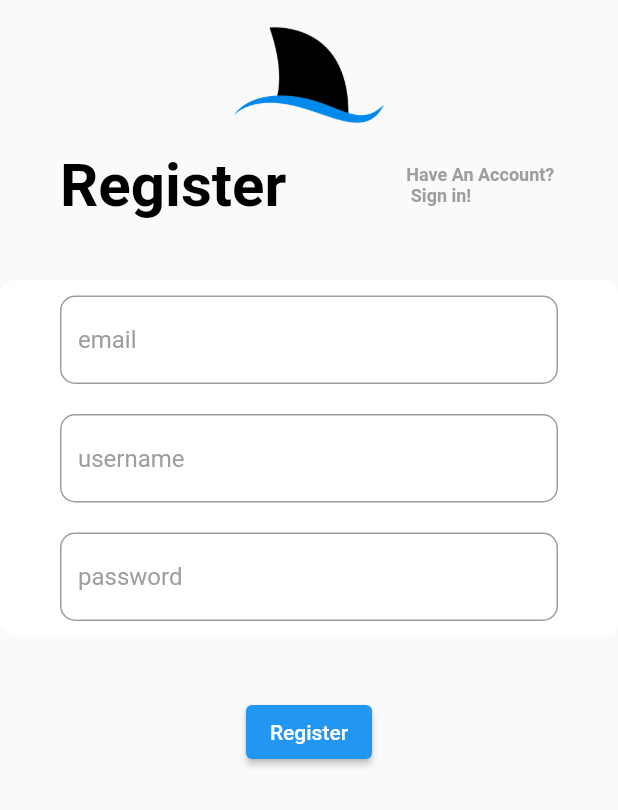
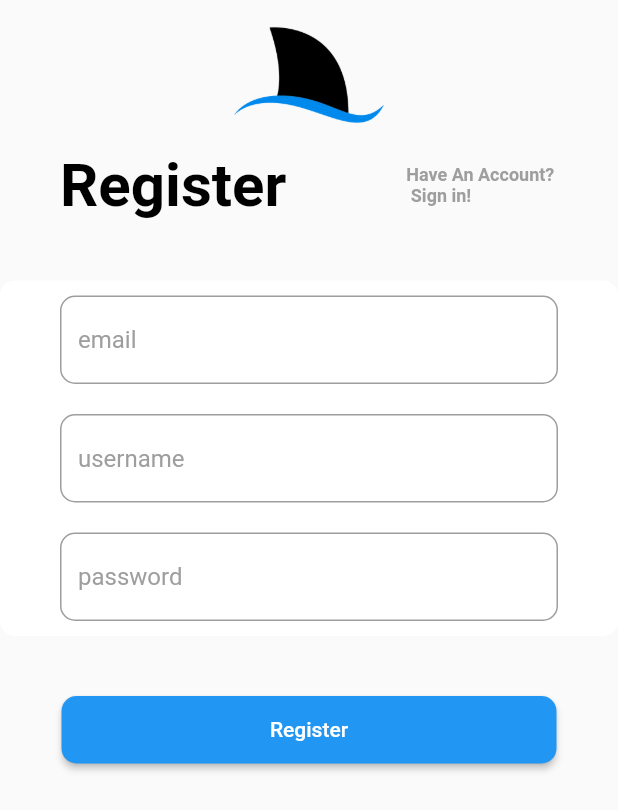
Before and after one commit to laynemazur/oceanlogger, a Flutter app: the RegisterWrapper screen opened directly, on a phone screen of 412 x 824 dp. Shown: the top 810 px of the screen. Run offline on Flutter 3.47's test engine with Material 2 defaults, Android fonts, the phone set to English and light mode, and no system bars; our stand-ins replace shared_preferences; missing offline and left inert: mongo_dart; accounts and stored records are empty.

Commit message:
updated styling of registerbutton

```diff
--- a/lib/buttons/RegisterButton.dart
+++ b/lib/buttons/RegisterButton.dart
@@ -7,7 +7,15 @@ class RegisterButton extends StatelessWidget {
   @override
   Widget build(BuildContext context) {
     return Center(
+      child: SizedBox(
+        width: 330,
+        height: 45,
         child: ElevatedButton(
+          style: ElevatedButton.styleFrom(
+            shape: RoundedRectangleBorder(
+              borderRadius: BorderRadius.circular(10),
+            )
+          ),
           child: Text('Register'),
           onPressed: () async {
             String inputError = await Register.regexTest();
@@ -71,6 +79,7 @@ class RegisterButton extends StatelessWidget {
 
           },
         ),
+      ),
     );
   }
 }
```
Lines whose indentation alone changed are shown as unchanged.
